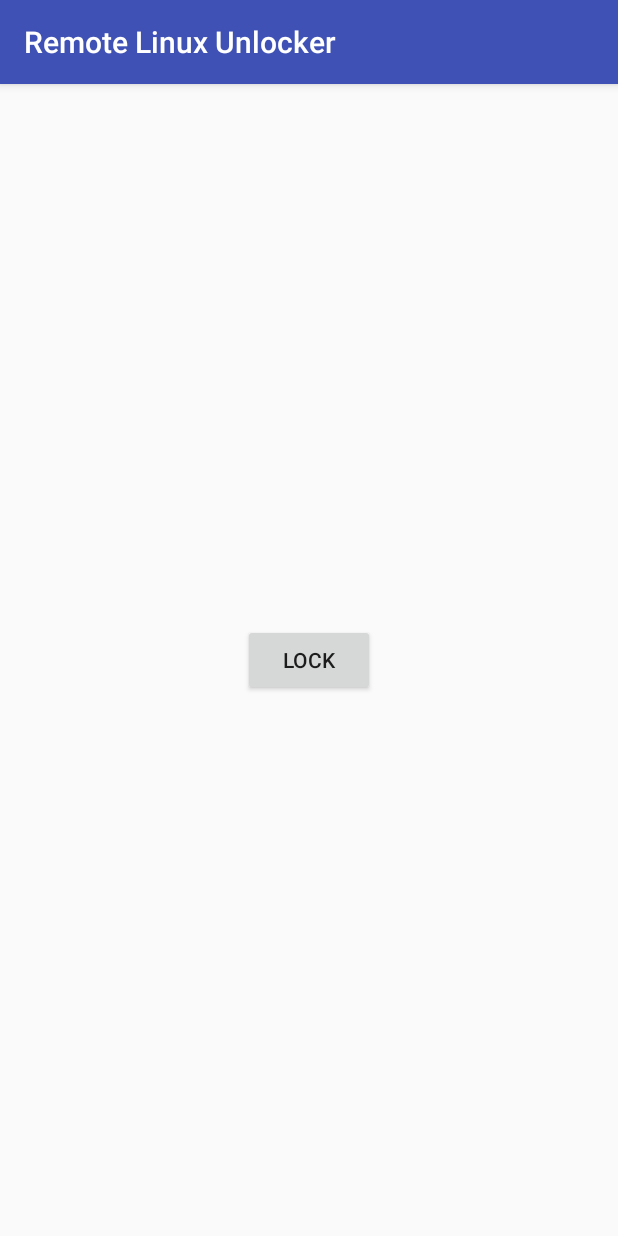
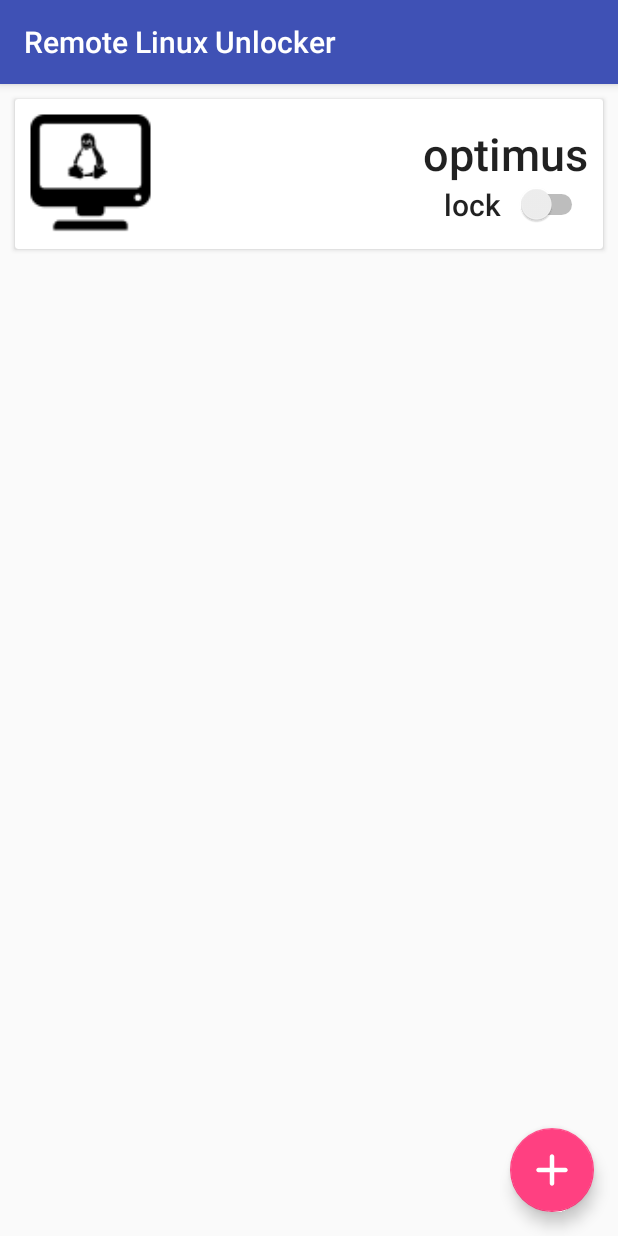
Before and after one commit to maxchehab/Remote-Linux-Unlocker, an Android app: the screen it shows after launch (MainActivity before the commit, ComputerListActivity after it), on a phone screen of 412 x 824 dp. Run offline under Robolectric (Android 15) with nearby library versions, the light colour scheme and no system bars.

Commit message:
Designed card layout to display computers on networks

```diff
--- a/android-application/RemoteLinuxUnlocker/app/build.gradle
+++ b/android-application/RemoteLinuxUnlocker/app/build.gradle
@@ -7,6 +7,7 @@ android {
         applicationId "com.maxchehab.remotelinuxunlocker"
         minSdkVersion 15
         targetSdkVersion 25
+        vectorDrawables.useSupportLibrary = true
         versionCode 1
         versionName "1.0"
         testInstrumentationRunner "android.support.test.runner.AndroidJUnitRunner"
@@ -20,11 +21,14 @@ android {
 }
 
 dependencies {
-    compile fileTree(dir: 'libs', include: ['*.jar'])
+    compile fileTree(include: ['*.jar'], dir: 'libs')
     androidTestCompile('com.android.support.test.espresso:espresso-core:2.2.2', {
         exclude group: 'com.android.support', module: 'support-annotations'
     })
     compile 'com.android.support:appcompat-v7:25.3.1'
     compile 'com.android.support.constraint:constraint-layout:1.0.2'
+    compile 'com.android.support:cardview-v7:25.3.1'
+    compile 'com.android.support:design:25.3.1'
     testCompile 'junit:junit:4.12'
+    compile 'de.hdodenhof:circleimageview:2.1.0'
 }
--- /dev/null
+++ b/android-application/RemoteLinuxUnlocker/app/src/main/java/com/maxchehab/remotelinuxunlocker/ComputerListActivity.java
@@ -0,0 +1,39 @@
+package com.maxchehab.remotelinuxunlocker;
+
+import android.os.Bundle;
+import android.support.design.widget.FloatingActionButton;
+import android.support.design.widget.Snackbar;
+import android.support.v7.app.AppCompatActivity;
+import android.support.v7.widget.Toolbar;
+import android.view.View;
+
+public class ComputerListActivity extends AppCompatActivity {
+
+    @Override
+    protected void onCreate(Bundle savedInstanceState) {
+        super.onCreate(savedInstanceState);
+        setContentView(R.layout.activity_computer_list);
+
+        FloatingActionButton fab = (FloatingActionButton) findViewById(R.id.fab);
+        fab.setOnClickListener(new View.OnClickListener() {
+            @Override
+            public void onClick(View view) {
+                Snackbar.make(view, "Replace with your own action", Snackbar.LENGTH_LONG)
+                        .setAction("Action", null).show();
+            }
+        });
+
+
+        /*
+            First time : Create random key
+
+            Check for devices, if key is successful, display.
+            If not, display pairing
+
+
+
+        */
+
+    }
+
+}
--- /dev/null
+++ b/android-application/RemoteLinuxUnlocker/app/src/main/res/drawable/ic_new.xml
@@ -0,0 +1,4 @@
+<vector android:height="24dp" android:viewportHeight="32.0"
+    android:viewportWidth="32.0" android:width="24dp" xmlns:android="http://schemas.android.com/apk/res/android">
+    <path android:fillColor="#FF000000" android:pathData="M28,14H18V4c0,-1.1 -0.9,-2 -2,-2s-2,0.9 -2,2v10H4c-1.1,0 -2,0.9 -2,2s0.9,2 2,2h10v10c0,1.1 0.9,2 2,2s2,-0.9 2,-2V18h10c1.1,0 2,-0.9 2,-2S29.1,14 28,14z"/>
+</vector>
--- /dev/null
+++ b/android-application/RemoteLinuxUnlocker/app/src/main/res/layout/activity_computer_list.xml
@@ -0,0 +1,114 @@
+<?xml version="1.0" encoding="utf-8"?>
+<android.support.design.widget.CoordinatorLayout xmlns:android="http://schemas.android.com/apk/res/android"
+    xmlns:app="http://schemas.android.com/apk/res-auto"
+    xmlns:tools="http://schemas.android.com/tools"
+    android:layout_width="match_parent"
+    android:layout_height="match_parent"
+    tools:context="com.maxchehab.remotelinuxunlocker.ComputerListActivity">
+
+    <android.support.v4.widget.SwipeRefreshLayout
+        xmlns:android="http://schemas.android.com/apk/res/android"
+        android:id="@+id/refresh"
+        android:layout_width="match_parent"
+        android:layout_height="match_parent">
+
+        <LinearLayout
+            android:orientation="vertical"
+            android:id="@+id/list"
+            android:layout_width="match_parent"
+            android:layout_height="match_parent">
+
+            <android.support.v7.widget.CardView
+                android:layout_width="match_parent"
+                android:layout_marginLeft="10dp"
+                android:layout_marginRight="10dp"
+                android:layout_marginTop="10dp"
+                android:layout_height="100dp">
+                <LinearLayout
+                    android:layout_width="match_parent"
+                    android:layout_height="match_parent"
+                    android:orientation="horizontal">
+
+
+                    <LinearLayout
+                        android:layout_gravity="center_vertical"
+                        android:layout_width="wrap_content"
+                        android:layout_height="wrap_content"
+                        android:layout_margin="5sp"
+
+                        android:orientation="vertical">
+                        <ImageView
+                            xmlns:app="http://schemas.android.com/apk/res-auto"
+                            android:id="@+id/profile_image"
+                            android:layout_width="90dp"
+                            android:layout_height="90dp"
+                            android:layout_gravity="center_horizontal"
+                            android:src="@mipmap/ic_linux"
+                            android:tint="#FF000000"/>
+                    </LinearLayout>
+
+
+                    <LinearLayout
+                        android:layout_gravity="center_vertical"
+                        android:layout_width="wrap_content"
+                        android:layout_height="wrap_content"
+                        android:layout_margin="10sp"
+                        android:layout_weight="1"
+                        android:orientation="vertical">
+                        <TextView
+                            android:id="@+id/name"
+                            android:layout_width="wrap_content"
+                            android:layout_height="wrap_content"
+                            android:text="optimus"
+                            android:textAlignment="textEnd"
+                            android:layout_gravity="end"
+                            android:textAppearance="@style/TextAppearance.AppCompat.Body2"
+                            android:textSize="30dp" />
+                        <LinearLayout
+                            android:layout_width="wrap_content"
+                            android:layout_height="wrap_content"
+
+                            android:layout_gravity="end|center_vertical"
+                            android:orientation="horizontal">
+
+
+
+                            <TextView
+                                android:id="@+id/lockText"
+                                android:layout_width="wrap_content"
+                                android:layout_height="wrap_content"
+                                android:text="lock"
+
+                                android:textAlignment="textEnd"
+                                android:layout_gravity="end"
+                                android:textAppearance="@style/TextAppearance.AppCompat.Body2"
+                                android:textSize="20dp" />
+                            <Switch
+                                android:layout_marginLeft="10dp"
+                                android:id="@+id/lockSwitch"
+                                android:layout_width="wrap_content"
+                                android:layout_height="wrap_content"
+                                android:layout_weight="1"/>
+                        </LinearLayout>
+
+                    </LinearLayout>
+                </LinearLayout>
+
+
+            </android.support.v7.widget.CardView>
+
+        </LinearLayout>
+
+    </android.support.v4.widget.SwipeRefreshLayout>
+
+    <android.support.design.widget.FloatingActionButton
+        android:id="@+id/fab"
+        android:layout_width="wrap_content"
+        android:layout_height="wrap_content"
+        android:layout_gravity="bottom|end"
+        android:layout_margin="@dimen/fab_margin"
+        android:tint="#fff"
+        app:fabSize="normal"
+        app:srcCompat="@drawable/ic_new" />
+
+</android.support.design.widget.CoordinatorLayout>
--- /dev/null
+++ b/android-application/RemoteLinuxUnlocker/app/src/main/res/values/dimens.xml
@@ -0,0 +1,3 @@
+<resources>
+    <dimen name="fab_margin">16dp</dimen>
+</resources>
--- a/android-application/RemoteLinuxUnlocker/app/src/main/res/values/strings.xml
+++ b/android-application/RemoteLinuxUnlocker/app/src/main/res/values/strings.xml
@@ -1,3 +1,4 @@
 <resources>
     <string name="app_name">Remote Linux Unlocker</string>
+    <string name="title_activity_computer_list">ComputerListActivity</string>
 </resources>
```
Also changed, not shown: android-application/RemoteLinuxUnlocker/app/src/main/AndroidManifest.xml (+8 -7 lines), android-application/RemoteLinuxUnlocker/app/src/main/res/layout/activity_main.xml (+28 -0 lines), android-application/RemoteLinuxUnlocker/app/src/main/res/values/styles.xml (+9 -0 lines), android-application/RemoteLinuxUnlocker/app/src/main/ic_linux-web.png (added), android-application/RemoteLinuxUnlocker/app/src/main/res/mipmap-hdpi/ic_linux.png (added), android-application/RemoteLinuxUnlocker/app/src/main/res/mipmap-mdpi/ic_linux.png (added), android-application/RemoteLinuxUnlocker/app/src/main/res/mipmap-xhdpi/ic_linux.png (added), android-application/RemoteLinuxUnlocker/app/src/main/res/mipmap-xxhdpi/ic_linux.png (added), android-application/RemoteLinuxUnlocker/app/src/main/res/mipmap-xxxhdpi/ic_linux.png (added).
